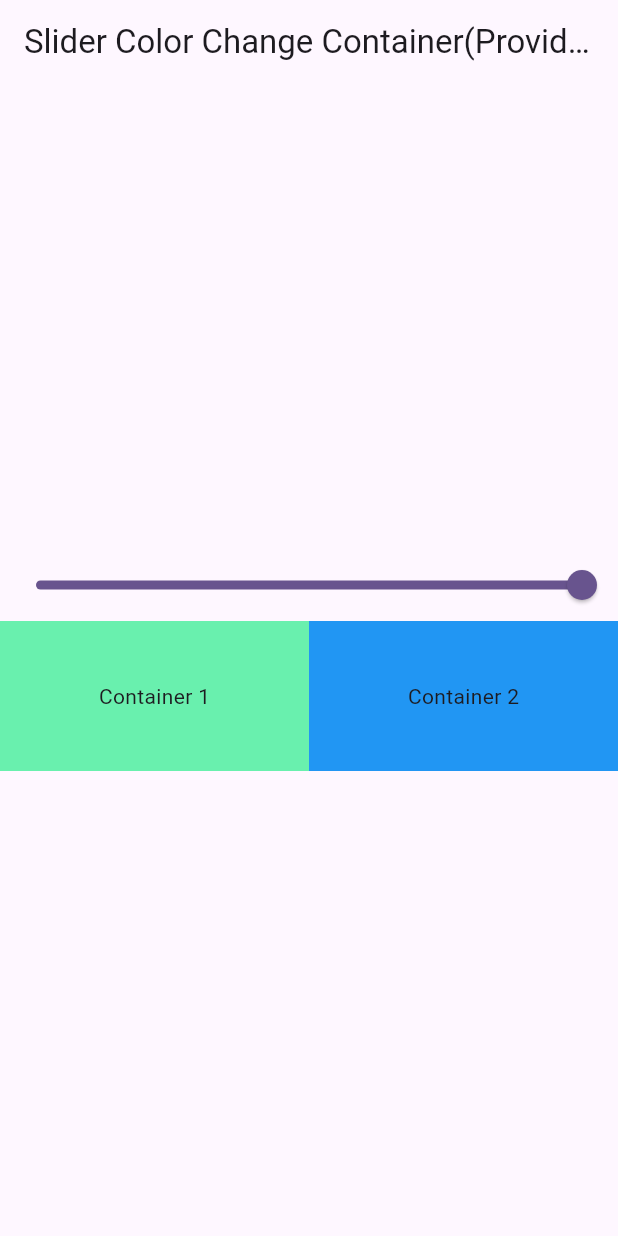
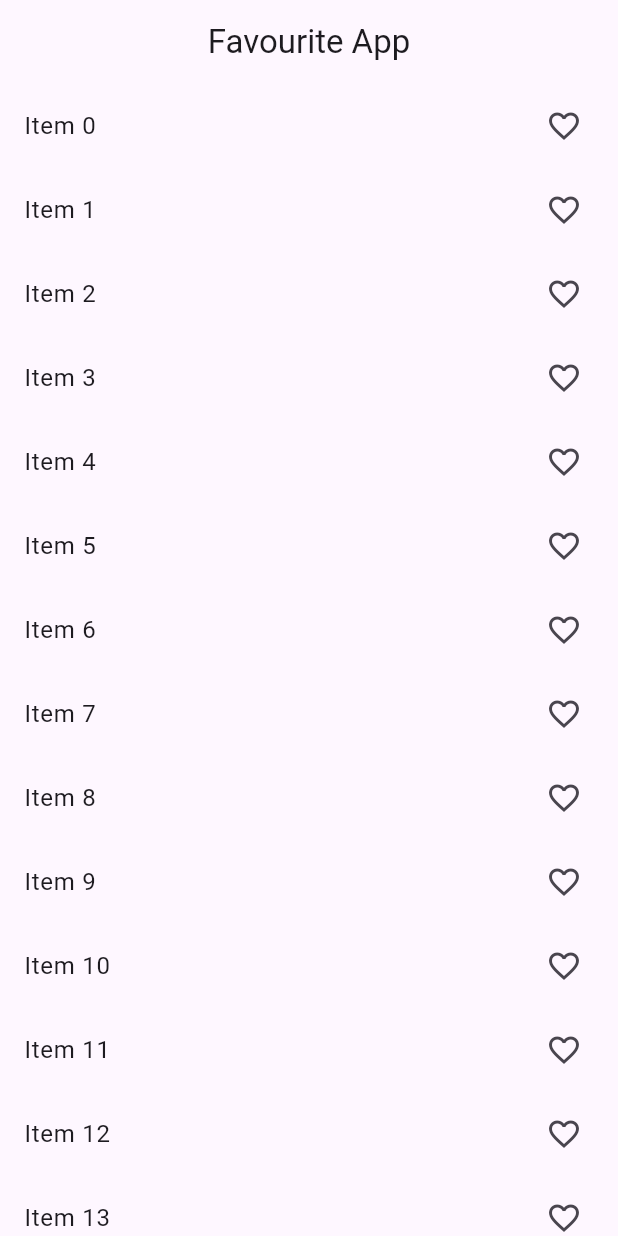
Before and after one commit to Rashadul-hub/provider_flutter, a Flutter app: the screen it shows after launch, on a phone screen of 412 x 824 dp. Run offline on Flutter 3.47's test engine with Material 3 defaults, Android fonts, the phone set to English and light mode, and no system bars.

Commit message:
Add item to Favourite (with Provider)

```diff
--- /dev/null
+++ b/lib/example_screens/favourite/favourite_screen.dart
@@ -0,0 +1,53 @@
+import 'package:flutter/material.dart';
+import 'package:provider/provider.dart';
+import 'package:provider_flutter/provider/favourite_provider.dart';
+
+class FavouriteScreen extends StatefulWidget {
+  const FavouriteScreen({super.key});
+
+  @override
+  State<FavouriteScreen> createState() => _FavouriteScreenState();
+}
+
+class _FavouriteScreenState extends State<FavouriteScreen> {
+
+
+  @override
+  Widget build(BuildContext context) {
+
+
+    return  Scaffold(
+      appBar: AppBar(
+        centerTitle: true,
+        title: Text('Favourite App'),
+      ),
+      body: Column(
+        children: [
+          Expanded(
+            child: ListView.builder(
+              itemCount: 100,
+                itemBuilder: (context,index){
+                return Consumer<FavouriteProvider>(builder: (context, value , child){
+                  return ListTile(
+                    onTap: (){
+                      if (value.selectedItem.contains(index)){
+
+                        value.removeItem(index);
+
+                      }else{
+                      value.addItem(index);
+                      }
+
+                    },
+                    title: Text('Item '+index.toString()),
+                    trailing: Icon(
+                        value.selectedItem.contains(index)? Icons.favorite : Icons.favorite_border_outlined),
+                  );
+                });
+            }),
+          )
+        ],
+      ),
+    );
+  }
+}
--- a/lib/example_screens/sliderColor_change_example.dart
+++ b/lib/example_screens/sliderColor_change_example.dart
@@ -2,16 +2,16 @@ import 'package:flutter/material.dart';
 import 'package:provider/provider.dart';
 import 'package:provider_flutter/provider/slider_color_change_provider.dart';
 
-class SliderColorChangeContainer extends StatefulWidget {
-  const SliderColorChangeContainer({super.key});
+class SliderColorChangeContainerScreen extends StatefulWidget {
+  const SliderColorChangeContainerScreen({super.key});
 
   @override
-  State<SliderColorChangeContainer> createState() =>
-      _SliderColorChangeContainerState();
+  State<SliderColorChangeContainerScreen> createState() =>
+      _SliderColorChangeContainerScreenState();
 }
 
-class _SliderColorChangeContainerState
-    extends State<SliderColorChangeContainer> {
+class _SliderColorChangeContainerScreenState
+    extends State<SliderColorChangeContainerScreen> {
   @override
   Widget build(BuildContext context) {
     //final sliderColorChangeProvider = Provider.of<SliderColorChangeProvider>(context, listen: false);
--- a/lib/main.dart
+++ b/lib/main.dart
@@ -1,7 +1,9 @@
 import 'package:flutter/material.dart';
 import 'package:provider/provider.dart';
+import 'package:provider_flutter/example_screens/favourite/favourite_screen.dart';
 import 'package:provider_flutter/example_screens/sliderColor_change_example.dart';
 import 'package:provider_flutter/provider/count_provider.dart';
+import 'package:provider_flutter/provider/favourite_provider.dart';
 import 'package:provider_flutter/provider/slider_color_change_provider.dart';
 
 void main() {
@@ -20,16 +22,18 @@ class MyApp extends StatelessWidget {
       providers: [
         ChangeNotifierProvider(create: (_) => CountProvider()),
         ChangeNotifierProvider(create: (_) => SliderColorChangeProvider()),
+        ChangeNotifierProvider(create: (_) => FavouriteProvider()),
       ],
 
       child:MaterialApp(
+        debugShowCheckedModeBanner: false,
         title: 'Flutter Demo',
         theme: ThemeData(
 
           colorScheme: ColorScheme.fromSeed(seedColor: Colors.deepPurple),
           useMaterial3: true,
         ),
-        home:  SliderColorChangeContainer(),
+        home:  const FavouriteScreen(),
       ) ,
     );
 
--- /dev/null
+++ b/lib/provider/favourite_provider.dart
@@ -0,0 +1,19 @@
+
+import 'package:flutter/foundation.dart';
+
+class FavouriteProvider with ChangeNotifier{
+
+  List<int> _selectedItem = [];
+
+  List<int> get selectedItem => _selectedItem;
+
+  void addItem(int newValue){
+    _selectedItem.add(newValue);
+    notifyListeners();
+  }
+  void removeItem(int newValue){
+    _selectedItem.remove(newValue);
+    notifyListeners();
+  }
+
+}
```
Also changed, not shown: lib/example_screens/count_example_with_provider.dart (+4 -4 lines).
